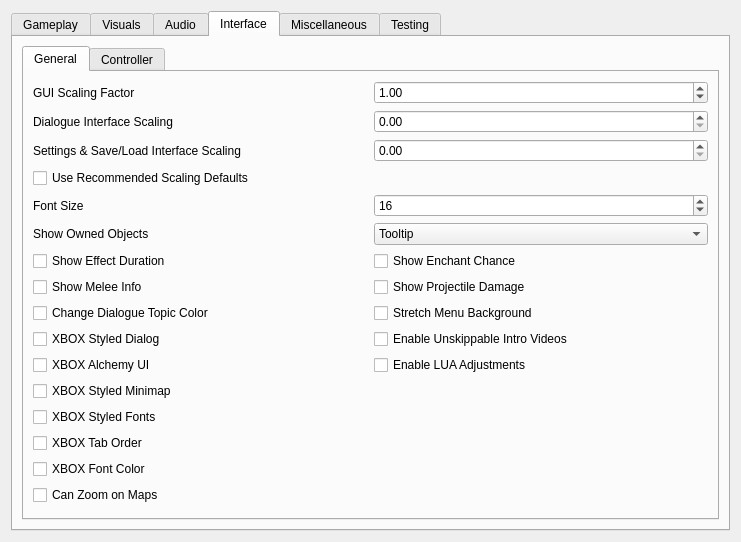
Before: the Qt Designer form apps/launcher/ui/settingspage.ui in zander2k1/groovy-openmw, drawn with Qt 5.
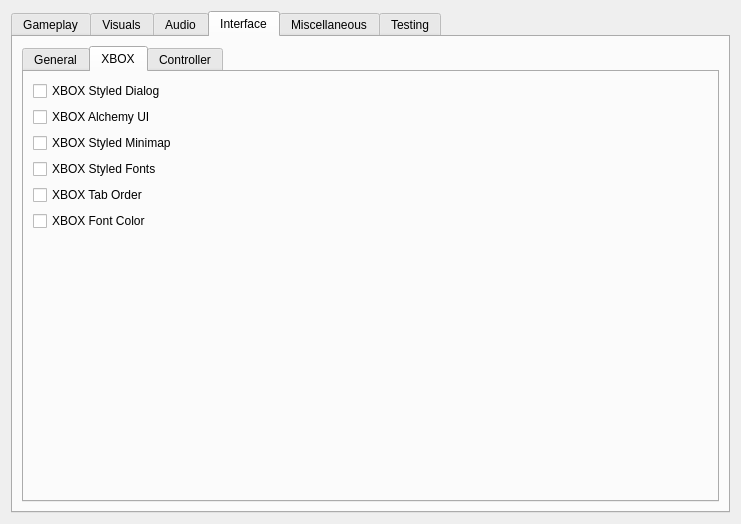
After: the same form once the commit is applied. The open tabs and pages were chosen to show the change.

Commit message: Moved XBOX interface settings to a dedicated tab in the launcher

The edit to the form file:
```diff
--- a/apps/launcher/ui/settingspage.ui
+++ b/apps/launcher/ui/settingspage.ui
@@ -1444,64 +1444,7 @@
               </property>
              </widget>
             </item>
-             <item row="10" column="0">
-               <widget class="QCheckBox" name="xboxStyledDialogCheckBox">
-                <property name="text">
-                 <string>XBOX Styled Dialog</string>
-                </property>
-               </widget>
-              </item>
-               <item row="11" column="0">
-               <widget class="QCheckBox" name="xboxAlchemyUiCheckBox">
-                <property name="toolTip">
-                 <string>Replace alchemy with an Xbox-style split menu flow.</string>
-                </property>
-                <property name="text">
-                 <string>XBOX Alchemy UI</string>
-                </property>
-               </widget>
-              </item>
-               <item row="12" column="0">
-               <widget class="QCheckBox" name="xboxStyledMinimapCheckBox">
-                <property name="toolTip">
-                 <string>Move HUD minimap and active effects to the top-left in an Xbox-style layout.</string>
-                </property>
-                <property name="text">
-                <string>XBOX Styled Minimap</string>
-                </property>
-               </widget>
-              </item>
-              <item row="13" column="0">
-             <widget class="QCheckBox" name="xboxStyledFontsCheckBox">
-                <property name="toolTip">
-                 <string>Use Montserrat fonts for Xbox-style UI. Disable to use MysticCards.</string>
-                </property>
-                <property name="text">
-                 <string>XBOX Styled Fonts</string>
-                </property>
-               </widget>
-              </item>
-              <item row="14" column="0">
-               <widget class="QCheckBox" name="xboxTabOrderCheckBox">
-                <property name="toolTip">
-                  <string>Use original Xbox tab order: Inventory, Magic, Map, Stats.</string>
-                </property>
-               <property name="text">
-                <string>XBOX Tab Order</string>
-               </property>
-              </widget>
-             </item>
-              <item row="15" column="0">
-               <widget class="QCheckBox" name="xboxFontColorCheckBox">
-                <property name="toolTip">
-                 <string>Use Xbox-style font colors by overriding FontColor fallback values.</string>
-                </property>
-                <property name="text">
-                 <string>XBOX Font Color</string>
-                </property>
-               </widget>
-              </item>
-              <item row="16" column="0">
+              <item row="10" column="0">
                <widget class="QCheckBox" name="useZoomOnMapCheckBox">
                 <property name="toolTip">
                  <string>&lt;html&gt;&lt;head/&gt;&lt;body&gt;&lt;p&gt;Enable zooming on local and global maps.&lt;/p&gt;&lt;/body&gt;&lt;/html&gt;</string>
@@ -1594,8 +1537,89 @@
             </spacer>
            </item>
           </layout>
-         </widget>
-         <widget class="QWidget" name="interfaceControllerTab">
+          </widget>
+          <widget class="QWidget" name="interfaceXboxTab">
+           <attribute name="title">
+            <string>XBOX</string>
+           </attribute>
+           <layout class="QVBoxLayout">
+            <item>
+             <layout class="QGridLayout" name="interfaceXboxGridLayout">
+              <item row="0" column="0">
+               <widget class="QCheckBox" name="xboxStyledDialogCheckBox">
+                <property name="text">
+                 <string>XBOX Styled Dialog</string>
+                </property>
+               </widget>
+              </item>
+              <item row="1" column="0">
+               <widget class="QCheckBox" name="xboxAlchemyUiCheckBox">
+                <property name="toolTip">
+                 <string>Replace alchemy with an Xbox-style split menu flow.</string>
+                </property>
+                <property name="text">
+                 <string>XBOX Alchemy UI</string>
+                </property>
+               </widget>
+              </item>
+              <item row="2" column="0">
+               <widget class="QCheckBox" name="xboxStyledMinimapCheckBox">
+                <property name="toolTip">
+                 <string>Move HUD minimap and active effects to the top-left in an Xbox-style layout.</string>
+                </property>
+                <property name="text">
+                 <string>XBOX Styled Minimap</string>
+                </property>
+               </widget>
+              </item>
+              <item row="3" column="0">
+               <widget class="QCheckBox" name="xboxStyledFontsCheckBox">
+                <property name="toolTip">
+                 <string>Use Montserrat fonts for Xbox-style UI. Disable to use MysticCards.</string>
+                </property>
+                <property name="text">
+                 <string>XBOX Styled Fonts</string>
+                </property>
+               </widget>
+              </item>
+              <item row="4" column="0">
+               <widget class="QCheckBox" name="xboxTabOrderCheckBox">
+                <property name="toolTip">
+                 <string>Use original Xbox tab order: Inventory, Magic, Map, Stats.</string>
+                </property>
+                <property name="text">
+                 <string>XBOX Tab Order</string>
+                </property>
+               </widget>
+              </item>
+              <item row="5" column="0">
+               <widget class="QCheckBox" name="xboxFontColorCheckBox">
+                <property name="toolTip">
+                 <string>Use Xbox-style font colors by overriding FontColor fallback values.</string>
+                </property>
+                <property name="text">
+                 <string>XBOX Font Color</string>
+                </property>
+               </widget>
+              </item>
+             </layout>
+            </item>
+            <item>
+             <spacer name="interfaceXboxSpacer">
+              <property name="orientation">
+               <enum>Qt::Vertical</enum>
+              </property>
+              <property name="sizeHint" stdset="0">
+               <size>
+                <width>20</width>
+                <height>40</height>
+               </size>
+              </property>
+             </spacer>
+            </item>
+           </layout>
+          </widget>
+          <widget class="QWidget" name="interfaceControllerTab">
           <attribute name="title">
            <string>Controller</string>
           </attribute>
```
